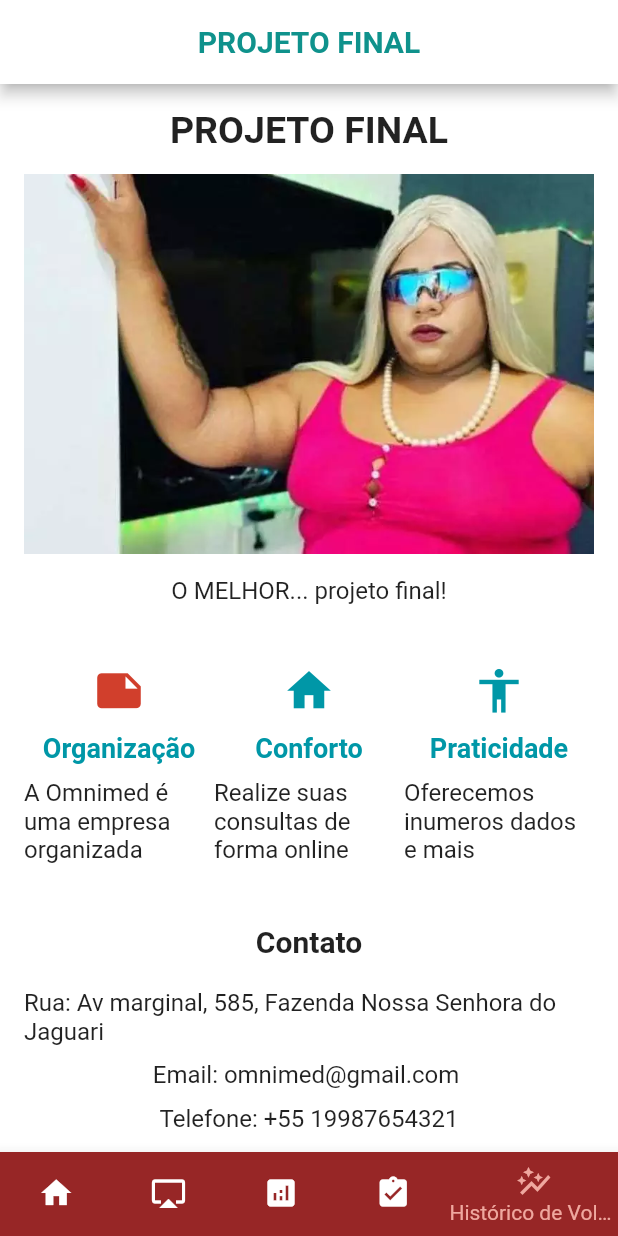
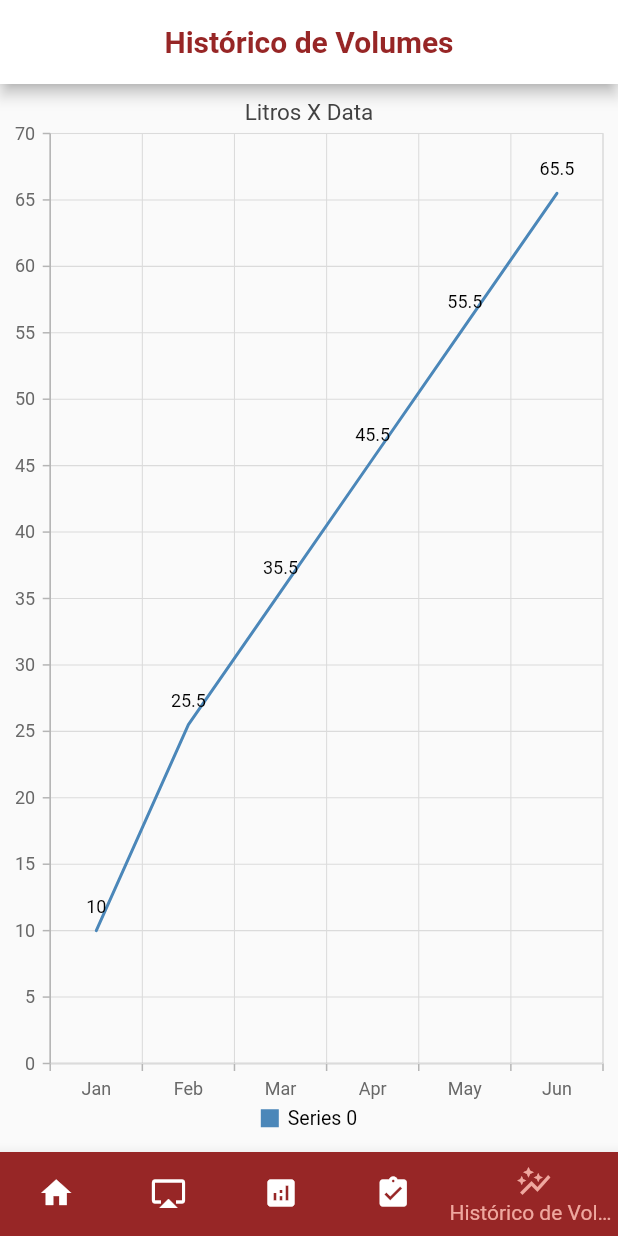
Before and after one commit to ingridglima/projetofinal-sensor, a Flutter app: the screen it shows after launch, item 5 of the bottom bar chosen, on a phone screen of 412 x 824 dp. Run offline on Flutter 3.47's test engine with Material 2 defaults, Android fonts, the phone set to English and light mode, and no system bars; our stand-ins replace easy_splash_screen, syncfusion_flutter_charts; missing offline and left inert: mongo_dart.

Commit message:
criação da tela de histórico

```diff
--- /dev/null
+++ b/lib/entities/Medida.dart
@@ -0,0 +1,7 @@
+class Medida {
+  int? id;
+  final String data;
+  final double litros;
+
+  Medida(this.data, this.litros);
+}
--- a/lib/route_generator.dart
+++ b/lib/route_generator.dart
@@ -18,7 +18,7 @@ class RouteGenerator {
         return MaterialPageRoute(builder: (_) => const ControlPanel());
 
       case "/history":
-        return MaterialPageRoute(builder: (_) => const History());
+        return MaterialPageRoute(builder: (_) => History());
 
       case "/reservoir":
         return MaterialPageRoute(builder: (_) => const Reservoir());
--- a/lib/views/doors.dart
+++ b/lib/views/doors.dart
@@ -1,7 +1,7 @@
 import 'package:flutter/material.dart';
 
 class Doors extends StatelessWidget {
-  const Doors({Key? key}) : super(key: key);
+  const Doors ({Key? key}) : super(key: key);
 
   @override
   Widget build(BuildContext context) {
--- a/lib/views/history.dart
+++ b/lib/views/history.dart
@@ -1,187 +1,69 @@
 import 'package:flutter/material.dart';
+import 'package:syncfusion_flutter_charts/charts.dart';
+
+import '../entities/Medida.dart';
+
+void main() {
+  return runApp(History());
+}
 
 class History extends StatelessWidget {
-  const History({Key? key}) : super(key: key);
+  @override
+  Widget build(BuildContext context) {
+    return MaterialApp(
+      title: 'Histórico',
+      theme: ThemeData(primarySwatch: Colors.blue),
+      home: _MyHomePage(),
+    );
+  }
+}
 
+class _MyHomePage extends StatefulWidget {
+  // ignore: prefer_const_constructors_in_immutables
+  _MyHomePage({Key? key}) : super(key: key);
+
+  @override
+  _MyHomePageState createState() => _MyHomePageState();
+}
+
+class _MyHomePageState extends State<_MyHomePage> {
   @override
   Widget build(BuildContext context) {
     return Scaffold(
-      appBar: AppBar(
+        appBar: AppBar(
         title: const Text(
-          "PROJETO FINAL",
+          "Histórico de Volumes",
           style: TextStyle(
-            color: Color(0xFF0f928c),
+            color: Color.fromARGB(255, 151, 38, 38),
             fontWeight: FontWeight.bold,
           ),
         ),
         centerTitle: true,
         backgroundColor: Colors.white,
-        foregroundColor: const Color(0xFF0f928c),
+        foregroundColor: Colors.white,
       ),
-      body: SingleChildScrollView(
-        padding: const EdgeInsets.all(16),
-        child: Column(
-          mainAxisAlignment: MainAxisAlignment.spaceBetween,
-          crossAxisAlignment: CrossAxisAlignment.center,
-          children: [
-            const Text(
-              'PROJETO FINAL',
-              style: TextStyle(
-                fontSize: 25,
-                fontWeight: FontWeight.bold,
-              ),
-            ),
-            const SizedBox(
-              height: 15,
-            ),
-            Image.asset('assets/images/Logo.png'),
-            const SizedBox(
-              height: 15,
-            ),
-            const Text('O MELHOR... projeto final!',
-                style: TextStyle(
-                  fontSize: 16,
-                )),
-            const SizedBox(
-              height: 40,
-            ),
-            Row(
-              mainAxisAlignment: MainAxisAlignment.spaceAround,
-              children: [
-                Flexible(
-                  child: Container(
-                    child: Column(
-                      mainAxisAlignment: MainAxisAlignment.center,
-                      children: [
-                        Icon(
-                          Icons.note,
-                          color: Color.fromARGB(255, 209, 63, 44),
-                          size: 35,
-                        ),
-                        const SizedBox(
-                          height: 10,
-                        ),
-                        Text('Organização',
-                            style: TextStyle(
-                                fontSize: 18,
-                                fontWeight: FontWeight.bold,
-                                color: Colors.cyan.shade700)),
-                        const SizedBox(
-                          height: 10,
-                        ),
-                        const Center(
-                            child: Text('A Omnimed é uma empresa organizada',
-                                style: TextStyle(fontSize: 16))),
-                      ],
-                    ),
-                  ),
-                ),
-                Flexible(
-                  child: Container(
-                    child: Column(
-                      mainAxisAlignment: MainAxisAlignment.center,
-                      children: [
-                        Icon(
-                          Icons.home,
-                          color: Colors.cyan.shade700,
-                          size: 35,
-                        ),
-                        const SizedBox(
-                          height: 10,
-                        ),
-                        Text('Conforto',
-                            style: TextStyle(
-                                fontSize: 18,
-                                fontWeight: FontWeight.bold,
-                                color: Colors.cyan.shade700)),
-                        const SizedBox(
-                          height: 10,
-                        ),
-                        const Center(
-                            child: Text('Realize suas consultas de forma online',
-                                style: TextStyle(fontSize: 16))),
-                      ],
-                    ),
-                  ),
-                ),
-                Flexible(
-                  child: Container(
-                    child: Column(
-                      mainAxisAlignment: MainAxisAlignment.center,
-                      children: [
-                        Icon(
-                          Icons.accessibility,
-                          color: Colors.cyan.shade700,
-                          size: 35,
-                        ),
-                        const SizedBox(
-                          height: 10,
-                        ),
-                        Text('Praticidade',
-                            style: TextStyle(
-                                fontSize: 18,
-                                fontWeight: FontWeight.bold,
-                                color: Colors.cyan.shade700)),
-                        const SizedBox(
-                          height: 10,
-                        ),
-                        const Center(
-                            child: Text('Oferecemos inumeros dados e mais',
-                                style: TextStyle(fontSize: 16))),
-                      ],
-                    ),
-                  ),
-                ),
-              ],
-            ),
-            const SizedBox(
-              height: 40,
-            ),
-            const Center(
-              child: Text(
-                'Contato',
-                style: TextStyle(
-                  fontSize: 20,
-                  fontWeight: FontWeight.bold,
-                ),
-              ),
-            ),
-            const SizedBox(
-              height: 20,
-            ),
-            const Center(
-              child: Text(
-                'Rua: Av marginal, 585, Fazenda Nossa Senhora do Jaguari ',
-                style: TextStyle(
-                  fontSize: 16,
-                ),
-              ),
-            ),
-            const SizedBox(
-              height: 10,
-            ),
-            const Center(
-              child: Text(
-                'Email: omnimed@gmail.com ',
-                style: TextStyle(
-                  fontSize: 16,
-                ),
-              ),
-            ),
-            const SizedBox(
-              height: 10,
-            ),
-            const Center(
-              child: Text(
-                'Telefone: +55 19987654321',
-                style: TextStyle(
-                  fontSize: 16,
-                ),
-              ),
-            ),
-          ],
-        ),
-      ),
-    );
+        body: SfCartesianChart(
+            primaryXAxis: CategoryAxis(),
+            // Chart title
+            title: ChartTitle(text: 'Litros X Data'),
+            // Enable legend
+            legend: Legend(isVisible: true),
+            // Enable tooltip
+            tooltipBehavior: TooltipBehavior(enable: true),
+            series: <ChartSeries<Medida, String>>[
+              LineSeries<Medida, String>(
+                  dataSource: <Medida>[
+                    Medida('Jan', 10),
+                    Medida('Feb', 25.5),
+                    Medida('Mar', 35.5),
+                    Medida('Apr', 45.5),
+                    Medida('May', 55.5),
+                    Medida('Jun', 65.5)
+                  ],
+                  xValueMapper: (Medida medidas, _) => medidas.data,
+                  yValueMapper: (Medida medidas, _) => medidas.litros,
+                  // Enable data label
+                  dataLabelSettings: DataLabelSettings(isVisible: true))
+            ]));
   }
 }
--- a/pubspec.yaml
+++ b/pubspec.yaml
@@ -32,6 +32,7 @@ dependencies:
 
   mongo_dart: ^0.4.4
   easy_splash_screen: ^1.0.3
+  syncfusion_flutter_charts: ^18.3.42
 
   # The following adds the Cupertino Icons font to your application.
   # Use with the CupertinoIcons class for iOS style icons.
```
Also changed, not shown: pubspec.lock.
